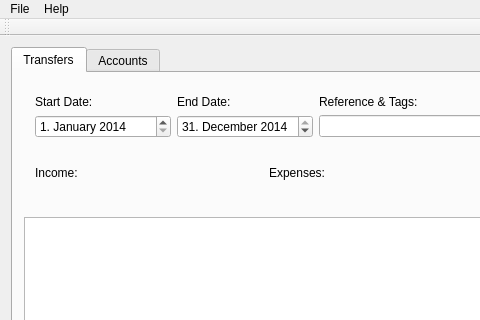
This is src/ui/MainWindow.ui in Marvin182/Moneyphant as Qt 5 draws it before an edit; both pictures show x 0 to 480 and y 0 to 320 of the 1000 by 750 pixel window. The edited form follows.
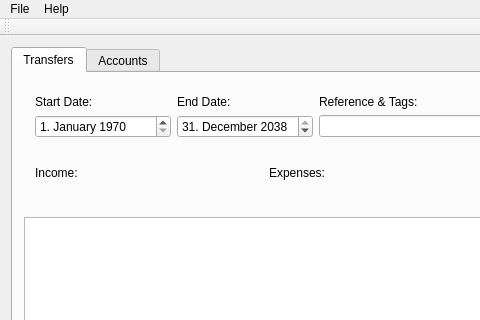
This is the edited form. The open tabs and pages were chosen to show the change. Custom widgets are drawn as their Qt base class.

Patch:
```diff
--- a/src/ui/MainWindow.ui
+++ b/src/ui/MainWindow.ui
@@ -44,12 +44,22 @@
            </item>
            <item row="2" column="3">
             <widget class="QDateEdit" name="trFilterEndDate">
+             <property name="dateTime">
+              <datetime>
+               <hour>0</hour>
+               <minute>0</minute>
+               <second>0</second>
+               <year>2038</year>
+               <month>12</month>
+               <day>31</day>
+              </datetime>
+             </property>
              <property name="displayFormat">
               <string>d. MMMM yyyy</string>
              </property>
              <property name="date">
               <date>
-               <year>2014</year>
+               <year>2038</year>
                <month>12</month>
                <day>31</day>
               </date>
@@ -79,7 +89,7 @@
                <hour>0</hour>
                <minute>0</minute>
                <second>0</second>
-               <year>2014</year>
+               <year>1970</year>
                <month>1</month>
                <day>1</day>
               </datetime>
```
Left out of the diff: 2 changed lines with no effect on the pictures.
